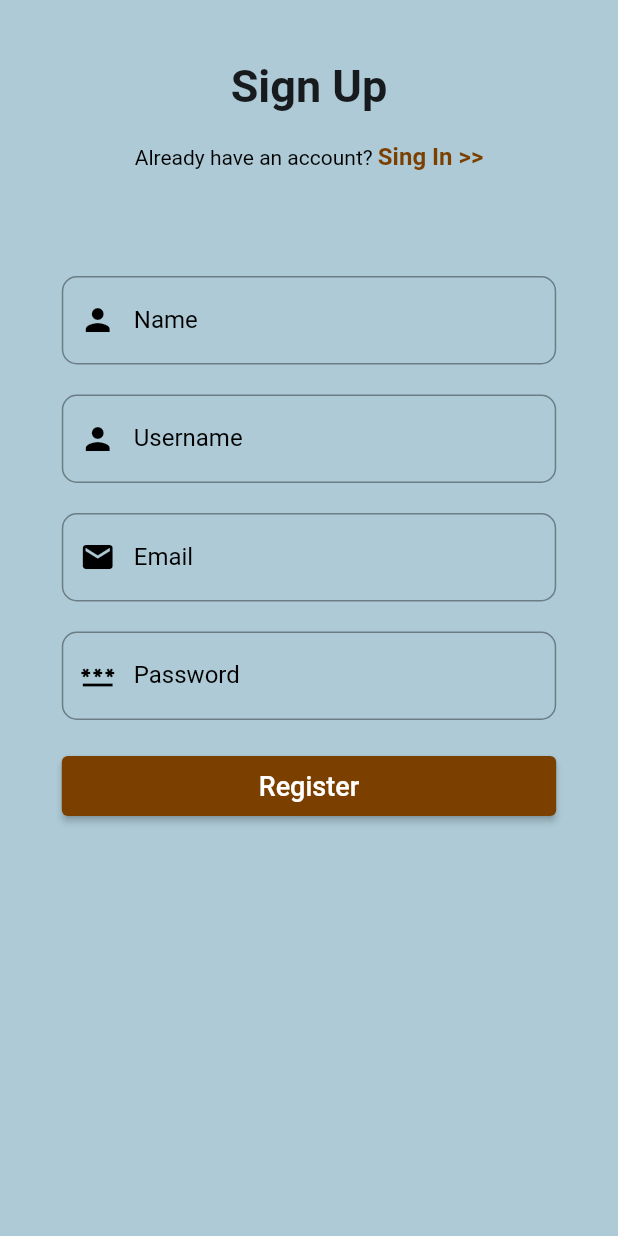
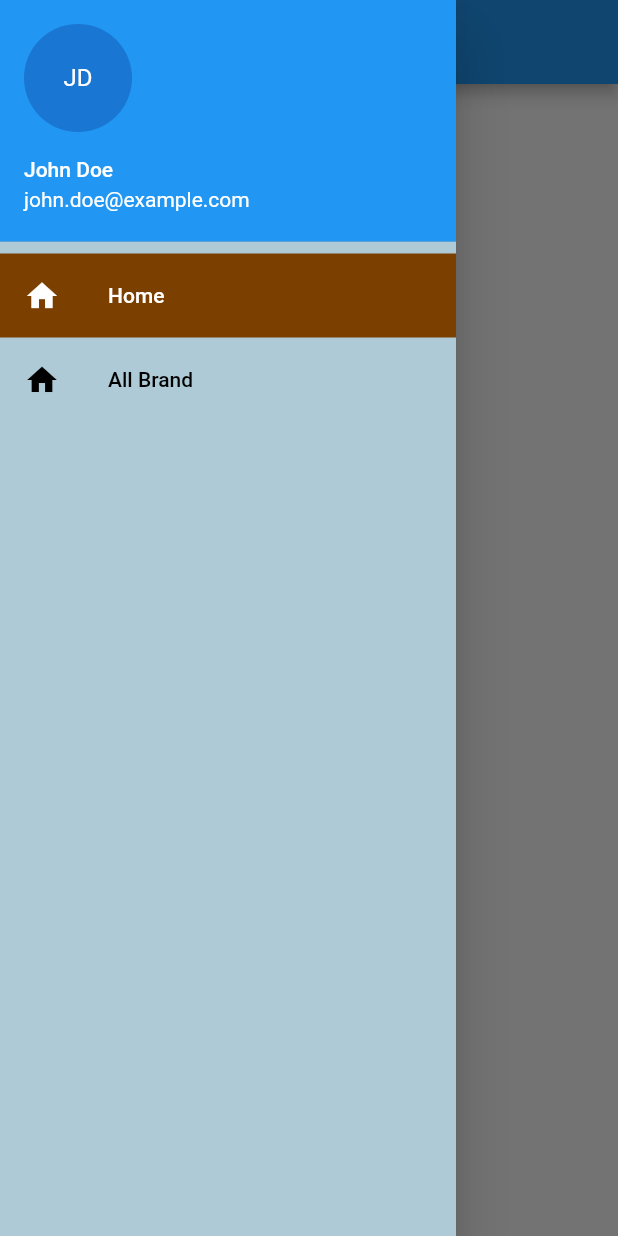
Before and after one commit to Phoo-Pwint-Maung/vendor_admin, a Flutter app: the screen it shows after launch, with the side drawer open (before the commit the screen has no drawer), on a phone screen of 412 x 824 dp. Run offline on Flutter 3.47's test engine with Material 2 defaults, Android fonts, the phone set to English and light mode, and no system bars; our stand-ins replace dio, image_picker.

Commit message:
register done

```diff
--- a/lib/Authentication/sign_in_screen.dart
+++ b/lib/Authentication/sign_in_screen.dart
@@ -97,6 +97,8 @@ class _SignInState extends State<SignIn> {
                         btnPressed: () {
                           if (formKey.currentState!.validate()) {
                             // If validation steps Success, Go to Home Page
+                            controller.postData(
+                                controller.name, controller.email, context);
                             print("ok validate success");
                           }
                         },
--- a/lib/api/default_api.dart
+++ b/lib/api/default_api.dart
@@ -5,7 +5,7 @@ import 'package:dio/src/response.dart';
 // This is Get Api , default
 class GetApi {
   final dio = Dio();
-  String _baseUrl = "https://api.nstack.in/v1/todos";
+  String _baseUrl = "http://192.168.2.111:9999/api/admin/";
 
   Future<Response> getApi({
     required String endPoint,
--- /dev/null
+++ b/lib/custom_config/ui/navbar.dart
@@ -0,0 +1,78 @@
+import 'package:flutter/material.dart';
+import 'package:provider/provider.dart';
+import 'package:vendor_admin/custom_config/ui/navbar_item.dart';
+import 'package:vendor_admin/custom_config/ui/navbar_mode.dart';
+import 'package:vendor_admin/custom_config/ui/register_components.dart';
+import 'package:vendor_admin/custom_config/ui/style.dart';
+
+class NavBar extends StatefulWidget {
+  const NavBar({super.key});
+
+  @override
+  State<NavBar> createState() => _NavBarState();
+}
+
+class _NavBarState extends State<NavBar> {
+  final color = ColorConst();
+  final ExpansionTileController controller = ExpansionTileController();
+  final scroll = ScrollController();
+  @override
+  Widget build(BuildContext context) {
+    var currentPage = Provider.of<NavBarModel>(context).currentPage;
+    return Consumer<NavBarModel>(builder: (context, navBarModel, _) {
+      return Drawer(
+        backgroundColor: color.ternaryColor,
+        child: SingleChildScrollView(
+          controller: scroll,
+          child: Column(
+            children: [
+              // Drawer header
+              UserAccountsDrawerHeader(
+                accountName: Text('John Doe'),
+                accountEmail: Text('john.doe@example.com'),
+                currentAccountPicture: CircleAvatar(
+                  child: Text('JD'),
+                ),
+              ),
+
+              NavBarItem(
+                id: 1,
+                icon: Icons.home,
+                title: "Home",
+                selected: currentPage == DrawerSection.home ? true : false,
+              ),
+              NavBarItem(
+                id: 2,
+                icon: Icons.home,
+                title: "All Brand",
+                selected: currentPage == DrawerSection.allBrand ? true : false,
+              ),
+
+              // ExpansionTile(
+              //   leading: Icon(Icons.card_travel),
+              //   controller: controller,
+              //   title: Text("Brands"),
+              //   children: [
+              //     ListTile(
+              //       leading: Icon(Icons.card_travel),
+              //       title: Text("All Brands"),
+              //       onTap: () => null,
+              //       hoverColor: color.secondaryColor,
+              //       splashColor: color.primaryColor,
+              //     ),
+              //     ListTile(
+              //       leading: Icon(Icons.card_travel),
+              //       title: Text("Add Brand"),
+              //       onTap: () => null,
+              //       hoverColor: color.secondaryColor,
+              //       splashColor: color.primaryColor,
+              //     ),
+              //   ],
+              // ),
+            ],
+          ),
+        ),
+      );
+    });
+  }
+}
--- /dev/null
+++ b/lib/custom_config/ui/navbar_item.dart
@@ -0,0 +1,51 @@
+import 'package:flutter/material.dart';
+import 'package:provider/provider.dart';
+import 'package:vendor_admin/custom_config/ui/navbar_mode.dart';
+import 'package:vendor_admin/custom_config/ui/register_components.dart';
+
+class NavBarItem extends StatefulWidget {
+  final int id;
+  final IconData? icon;
+  final String title;
+  final bool selected;
+  const NavBarItem({
+    super.key,
+    required this.id,
+    required this.icon,
+    required this.title,
+    required this.selected,
+  });
+
+  @override
+  State<NavBarItem> createState() => _NavBarItemState();
+}
+
+class _NavBarItemState extends State<NavBarItem> {
+  @override
+  Widget build(BuildContext context) {
+    return Consumer<NavBarModel>(builder: (context, navBarModel, _) {
+      return Material(
+        color: widget.selected ? color.secondaryColor : Colors.transparent,
+        child: ListTile(
+          leading: Icon(
+            widget.icon,
+            color: widget.selected ? color.white : color.black,
+          ),
+          title: Text(
+            widget.title,
+            style: TextStyle(
+              color: widget.selected ? color.white : color.black,
+            ),
+          ),
+          onTap: () {
+            if (widget.id == 1) {
+              navBarModel.changePage(DrawerSection.home);
+            } else if (widget.id == 2) {
+              navBarModel.changePage(DrawerSection.allBrand);
+            }
+          },
+        ),
+      );
+    });
+  }
+}
--- /dev/null
+++ b/lib/custom_config/ui/navbar_mode.dart
@@ -0,0 +1,15 @@
+import 'package:flutter/material.dart';
+
+class NavBarModel extends ChangeNotifier {
+  var currentPage = DrawerSection.home;
+  void changePage(DrawerSection page) {
+    currentPage = page;
+    notifyListeners();
+  }
+}
+
+enum DrawerSection {
+  home,
+  allBrand,
+  addBrand,
+}
--- a/lib/custom_config/ui/register_components.dart
+++ b/lib/custom_config/ui/register_components.dart
@@ -2,7 +2,6 @@ import 'package:flutter/gestures.dart';
 import 'package:flutter/material.dart';
 import 'package:flutter/services.dart';
 import 'package:flutter/src/widgets/framework.dart';
-import 'package:flutter/src/widgets/placeholder.dart';
 import 'package:vendor_admin/custom_config/ui/style.dart';
 
 // color
--- /dev/null
+++ b/lib/custom_config/util/mainUrl.dart
@@ -0,0 +1 @@
+final mainUrl = "http://192.168.100.23:9999/api/admin";
--- /dev/null
+++ b/lib/home_page/home_screen.dart
@@ -0,0 +1,12 @@
+import 'package:flutter/material.dart';
+
+class HomeScreen extends StatelessWidget {
+  const HomeScreen({super.key});
+
+  @override
+  Widget build(BuildContext context) {
+    return Container(
+      child: Text("Home Page"),
+    );
+  }
+}
--- /dev/null
+++ b/lib/home_page/main_scaffold.dart
@@ -0,0 +1,58 @@
+import 'dart:io';
+
+import 'package:flutter/material.dart';
+import 'package:flutter/src/widgets/framework.dart';
+import 'package:provider/provider.dart';
+import 'package:image_picker/image_picker.dart';
+import 'package:vendor_admin/brand_page/all_brand_screen.dart';
+import 'package:vendor_admin/custom_config/ui/navbar.dart';
+import 'package:vendor_admin/custom_config/ui/navbar_mode.dart';
+import 'package:vendor_admin/home_page/home_controller.dart';
+import 'package:vendor_admin/home_page/home_screen.dart';
+
+class MainScaffold extends StatefulWidget {
+  const MainScaffold({super.key});
+
+  @override
+  State<MainScaffold> createState() => _MainScaffoldState();
+}
+
+class _MainScaffoldState extends State<MainScaffold> {
+  final controller = HomeController();
+  final brandName = TextEditingController();
+  final ImagePicker picker = ImagePicker();
+  XFile? image;
+
+  @override
+  Widget build(BuildContext context) {
+    var currentPage = Provider.of<NavBarModel>(context).currentPage;
+    var container;
+    if (currentPage == DrawerSection.home) {
+      container = HomeScreen();
+    } else if (currentPage == DrawerSection.allBrand) {
+      container = AllBrandScreen();
+    }
+    return SafeArea(
+      child: Scaffold(
+        drawer: NavBar(),
+        appBar: AppBar(
+          title: Text("Home Page"),
+        ),
+        body: SingleChildScrollView(
+          controller: controller.scroll,
+          child: Column(
+            children: [
+              Padding(
+                padding: const EdgeInsets.symmetric(
+                  vertical: 10,
+                  horizontal: 10,
+                ),
+                child: container,
+              )
+            ],
+          ),
+        ),
+      ),
+    );
+  }
+}
--- a/lib/main.dart
+++ b/lib/main.dart
@@ -1,8 +1,7 @@
 import 'package:flutter/material.dart';
+import 'package:vendor_admin/home_page/main_scaffold.dart';
 import 'package:provider/provider.dart';
-import 'package:vendor_admin/api_test/controller/api.dart';
 import 'package:vendor_admin/provider/providers.dart';
-import 'package:vendor_admin/Authentication/sign_up_screen.dart';
 
 void main() {
   runApp(const MyApp());
@@ -14,12 +13,15 @@ class MyApp extends StatelessWidget {
   // This widget is the root of your application.
   @override
   Widget build(BuildContext context) {
-    return MaterialApp(
-      title: 'Flutter Demo',
-      theme: ThemeData(
-        primarySwatch: Colors.blue,
+    return MultiProvider(
+      providers: provider,
+      child: MaterialApp(
+        title: 'Flutter Demo',
+        theme: ThemeData(
+          primarySwatch: Colors.blue,
+        ),
+        home: MainScaffold(),
       ),
-      home: SignUp(),
     );
   }
 }
--- a/lib/provider/providers.dart
+++ b/lib/provider/providers.dart
@@ -1,8 +1,9 @@
 import 'package:provider/provider.dart';
 import 'package:provider/single_child_widget.dart';
+import 'package:vendor_admin/custom_config/ui/navbar_mode.dart';
 
 final List<SingleChildWidget> provider = [
-  // ChangeNotifierProvider(
-  //   create: (context) => PlayLists(),
-  // )
+  ChangeNotifierProvider(
+    create: (context) => NavBarModel(),
+  )
 ];
--- a/pubspec.yaml
+++ b/pubspec.yaml
@@ -34,6 +34,7 @@ dependencies:
   provider: ^6.0.5
   dio: ^5.1.1
   http: ^0.13.6
+  image_picker: ^0.8.7+5
 
 
   # The following adds the Cupertino Icons font to your application.
```
Also changed, not shown: lib/Authentication/sign_in_controller.dart (+38 -0 lines), lib/Authentication/sign_up_controller.dart (+60 -0 lines), lib/Authentication/sign_up_screen.dart (+8 -6 lines), lib/brand_page/add_brand_screen.dart (added, +12 -0 lines), lib/brand_page/all_brand_screen.dart (added, +12 -0 lines), lib/home_page/home_controller.dart (added, +25 -0 lines), lib/brand_page/add_brand_controller.dart (added), pubspec.lock, 1 other file.
